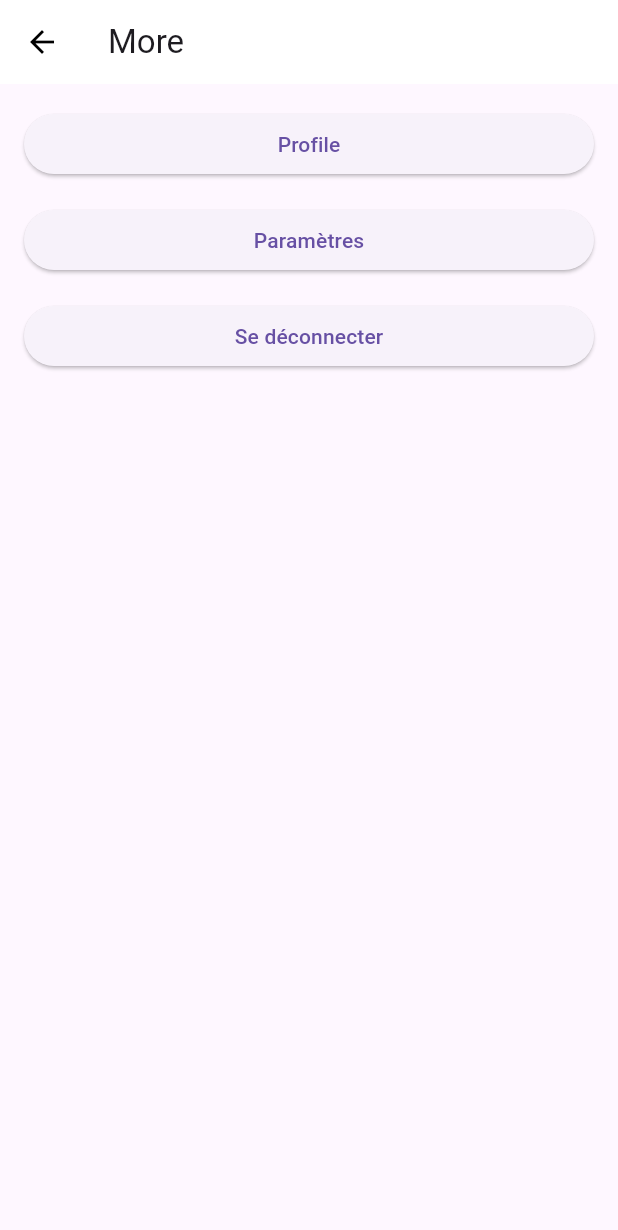
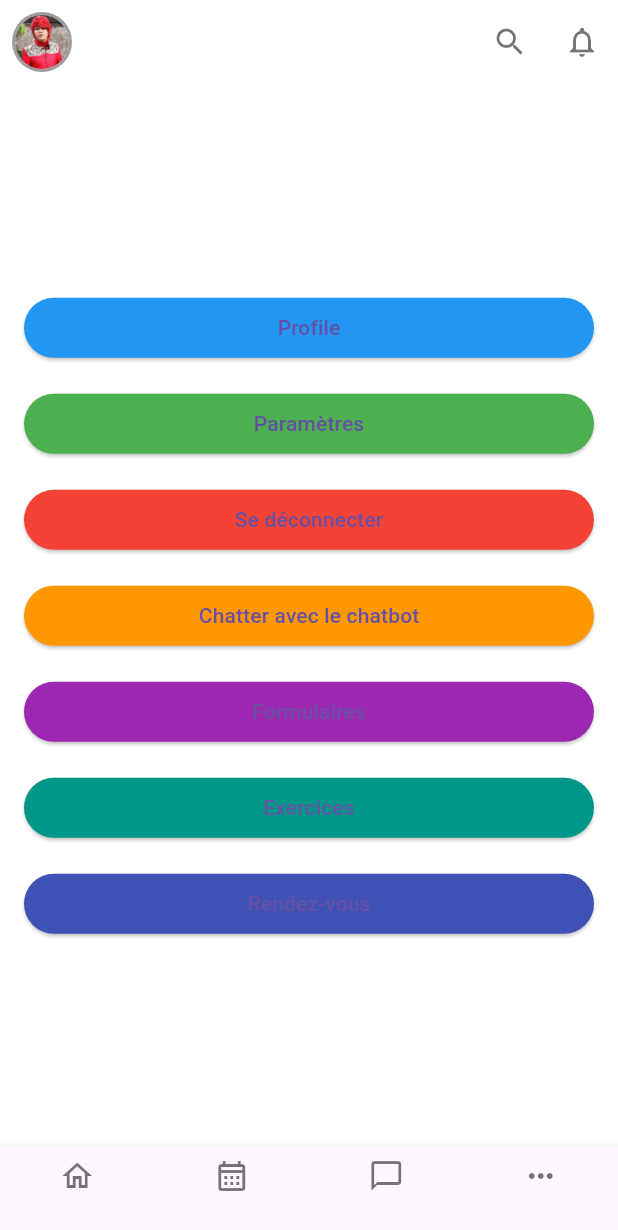
Before and after one commit to melekbadreddine/wellbeing-guide, a Flutter app: the HomePage screen opened directly, item 4 of the bottom bar chosen, on a phone screen of 412 x 824 dp. Shown: the top 1230 px of the screen. Run offline on Flutter 3.47's test engine with Material 3 defaults, Android fonts, the phone set to English and light mode, and no system bars; our stand-ins replace cloud_firestore, firebase_auth, firebase_core, flutter_screenutil, shared_preferences; missing offline and left inert: kommunicate_flutter; accounts and stored records are empty.

Commit message:
More Page

```diff
--- a/lib/screens/home_page.dart
+++ b/lib/screens/home_page.dart
@@ -117,7 +117,7 @@ class _HomePageState extends State<HomePage> {
           if (index == 3) {
             // Navigate to the "More" page when the "More" icon is tapped
             Navigator.push(context, MaterialPageRoute(builder: (context) {
-              return MorePage();
+              return MorePage(username: username,);
             }));
           } else {
             // Handle navigation for other icons
--- a/lib/screens/more.dart
+++ b/lib/screens/more.dart
@@ -3,7 +3,9 @@ import 'package:flutter/material.dart';
 import 'package:firebase_auth/firebase_auth.dart';
 
 class MorePage extends StatelessWidget {
-  const MorePage({Key? key}) : super(key: key);
+  const MorePage({Key? key, required this.username}) : super(key: key);
+
+  final String? username;
 
   Future<void> _signOut(BuildContext context) async {
     try {
@@ -23,13 +25,108 @@ class MorePage extends StatelessWidget {
   Widget build(BuildContext context) {
     return Scaffold(
       appBar: AppBar(
-        title: Text('More'),
         backgroundColor: Colors.white,
-        iconTheme: IconThemeData(color: Colors.black), // Change icon color
+        elevation: 0,
+        leading: Padding(
+          padding: const EdgeInsets.all(8.0),
+          child: CircleAvatar(
+            radius: 20,
+            backgroundColor: Colors.grey,
+            child: CircleAvatar(
+              radius: 18,
+              backgroundImage: AssetImage("assets/images/pm.png"),
             ),
-      body: Padding(
+          ),
+        ),
+        actions: [
+          IconButton(
+            onPressed: () {
+              // Handle search icon tap
+            },
+            icon: Icon(
+              Icons.search,
+              color: Colors.black54,
+            ),
+          ),
+          IconButton(
+            onPressed: () {
+              // Handle notification icon tap
+            },
+            icon: Icon(
+              Icons.notifications_none_outlined,
+              color: Colors.black54,
+            ),
+          ),
+        ],
+        title: Row(
+          mainAxisAlignment: MainAxisAlignment.spaceBetween,
+          children: [
+            Column(
+              crossAxisAlignment: CrossAxisAlignment.start,
+              children: [
+                Text(
+                  username ?? 'Loading...',
+                  style: TextStyle(
+                    color: Colors.black,
+                    fontWeight: FontWeight.bold,
+                    fontSize: 20,
+                  ),
+                ),
+              ],
+            ),
+            // Add other widgets if needed in the Row
+          ],
+        ),
+      ),
+      backgroundColor: Colors.white,
+      bottomNavigationBar: BottomNavigationBar(
+        type: BottomNavigationBarType.fixed,
+        iconSize: 24,
+        currentIndex: 3, // Set the index to the "More" page
+        onTap: (int index) {
+          if (index == 3) {
+            // Do nothing, already on the "More" page
+          } else {
+            // Handle navigation for other icons
+            Navigator.pushReplacementNamed(context, '/'); // Replace with the home page route
+          }
+        },
+        items: const [
+          BottomNavigationBarItem(
+            icon: Icon(
+              Icons.home_outlined,
+              color: Colors.black54,
+            ),
+            label: '',
+          ),
+          BottomNavigationBarItem(
+            icon: Icon(
+              Icons.calendar_month_outlined,
+              color: Colors.black54,
+            ),
+            label: '',
+          ),
+          BottomNavigationBarItem(
+            icon: Icon(
+              Icons.chat_bubble_outline,
+              color: Colors.black54,
+            ),
+            label: '',
+          ),
+          BottomNavigationBarItem(
+            icon: Icon(
+              Icons.more_horiz_outlined,
+              color: Colors.black54,
+            ),
+            label: '',
+          ),
+        ],
+      ),
+      body: Center(
+        child: Padding(
           padding: const EdgeInsets.all(16.0),
           child: Column(
+            mainAxisAlignment: MainAxisAlignment.center,
             crossAxisAlignment: CrossAxisAlignment.stretch,
             children: [
               ElevatedButton(
@@ -37,6 +134,9 @@ class MorePage extends StatelessWidget {
                   // Navigate to ProfilePage
                   Navigator.pushNamed(context, '/profile');
                 },
+                style: ElevatedButton.styleFrom(
+                  primary: Colors.blue, // Change button color
+                ),
                 child: Text('Profile'),
               ),
               SizedBox(height: 16),
@@ -45,6 +145,9 @@ class MorePage extends StatelessWidget {
                   // Navigate to ParametresPage
                   Navigator.pushNamed(context, '/parametres');
                 },
+                style: ElevatedButton.styleFrom(
+                  primary: Colors.green, // Change button color
+                ),
                 child: Text('Paramètres'),
               ),
               SizedBox(height: 16),
@@ -53,9 +156,57 @@ class MorePage extends StatelessWidget {
                   // Perform sign out
                   _signOut(context);
                 },
+                style: ElevatedButton.styleFrom(
+                  primary: Colors.red, // Change button color
+                ),
                 child: Text('Se déconnecter'),
               ),
+              SizedBox(height: 16),
+              ElevatedButton(
+                onPressed: () {
+                  // Navigate to ChatbotPage
+                  Navigator.pushNamed(context, '/chatter');
+                },
+                style: ElevatedButton.styleFrom(
+                  primary: Colors.orange, // Change button color
+                ),
+                child: Text('Chatter avec le chatbot'),
+              ),
+              SizedBox(height: 16),
+              ElevatedButton(
+                onPressed: () {
+                  // Navigate to FormulairesPage
+                  Navigator.pushNamed(context, '/formulaires');
+                },
+                style: ElevatedButton.styleFrom(
+                  primary: Colors.purple, // Change button color
+                ),
+                child: Text('Formulaires'),
+              ),
+              SizedBox(height: 16),
+              ElevatedButton(
+                onPressed: () {
+                  // Navigate to ExercicesPage
+                  Navigator.pushNamed(context, '/exercices');
+                },
+                style: ElevatedButton.styleFrom(
+                  primary: Colors.teal, // Change button color
+                ),
+                child: Text('Exercices'),
+              ),
+              SizedBox(height: 16),
+              ElevatedButton(
+                onPressed: () {
+                  // Navigate to RendezVousPage
+                  Navigator.pushNamed(context, '/rendezvous');
+                },
+                style: ElevatedButton.styleFrom(
+                  primary: Colors.indigo, // Change button color
+                ),
+                child: Text('Rendez-vous'),
+              ),
             ],
+          ),
         ),
       ),
     );
```
Lines whose indentation alone changed are shown as unchanged.
